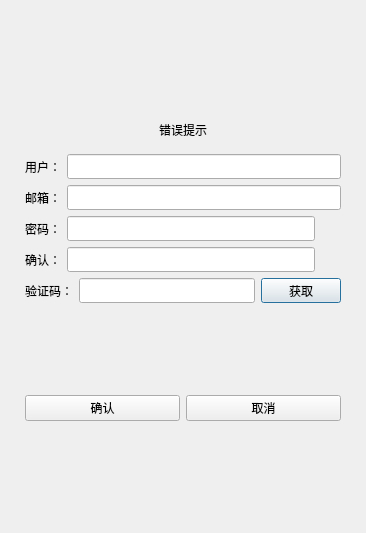
First picture: the form in src/register_dialog.ui, repository irisIsLove/my_chat_client, before the edit.
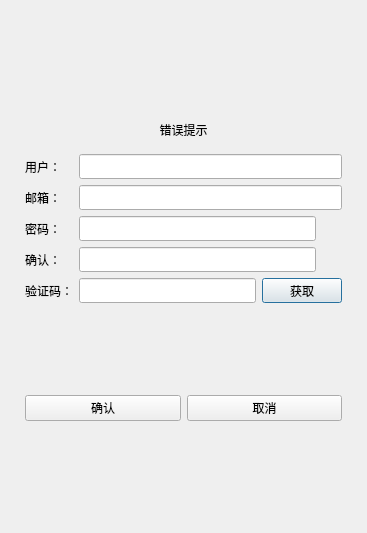
Second picture: the form after the edit. Custom widgets are drawn as their Qt base class.

```diff
--- a/src/register_dialog.ui
+++ b/src/register_dialog.ui
@@ -6,7 +6,7 @@
    <rect>
     <x>0</x>
     <y>0</y>
-    <width>366</width>
+    <width>367</width>
     <height>533</height>
    </rect>
   </property>
@@ -70,13 +70,13 @@
             <widget class="QLabel" name="lbUser">
              <property name="minimumSize">
               <size>
-               <width>0</width>
+               <width>48</width>
                <height>25</height>
               </size>
              </property>
              <property name="maximumSize">
               <size>
-               <width>16777215</width>
+               <width>48</width>
                <height>25</height>
               </size>
              </property>
@@ -109,13 +109,13 @@
             <widget class="QLabel" name="lbEmail">
              <property name="minimumSize">
               <size>
-               <width>0</width>
+               <width>48</width>
                <height>25</height>
               </size>
              </property>
              <property name="maximumSize">
               <size>
-               <width>16777215</width>
+               <width>48</width>
                <height>25</height>
               </size>
              </property>
@@ -148,13 +148,13 @@
             <widget class="QLabel" name="lbPass">
              <property name="minimumSize">
               <size>
-               <width>0</width>
+               <width>48</width>
                <height>25</height>
               </size>
              </property>
              <property name="maximumSize">
               <size>
-               <width>16777215</width>
+               <width>48</width>
                <height>25</height>
               </size>
              </property>
@@ -206,13 +206,13 @@
             <widget class="QLabel" name="lbVerify">
              <property name="minimumSize">
               <size>
-               <width>0</width>
+               <width>48</width>
                <height>25</height>
               </size>
              </property>
              <property name="maximumSize">
               <size>
-               <width>16777215</width>
+               <width>48</width>
                <height>25</height>
               </size>
              </property>
@@ -483,16 +483,16 @@
   </layout>
  </widget>
  <customwidgets>
-  <customwidget>
-   <class>TimerBtn</class>
-   <extends>QPushButton</extends>
-   <header>timer_btn.h</header>
-  </customwidget>
   <customwidget>
    <class>ClickedLabel</class>
    <extends>QLabel</extends>
    <header>clicked_label.h</header>
   </customwidget>
+  <customwidget>
+   <class>TimerBtn</class>
+   <extends>QPushButton</extends>
+   <header>timer_btn.h</header>
+  </customwidget>
  </customwidgets>
  <resources>
   <include location="../resources.qrc"/>
```
